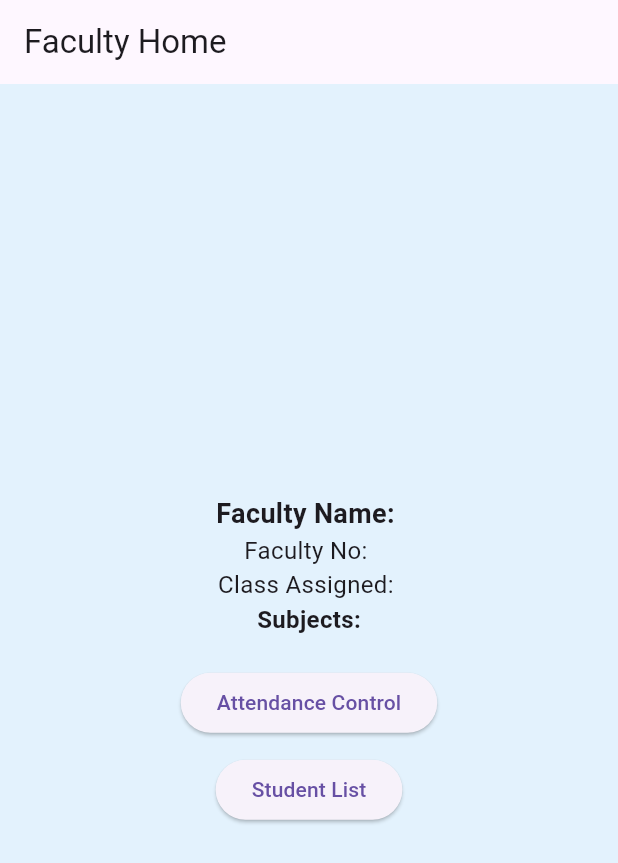
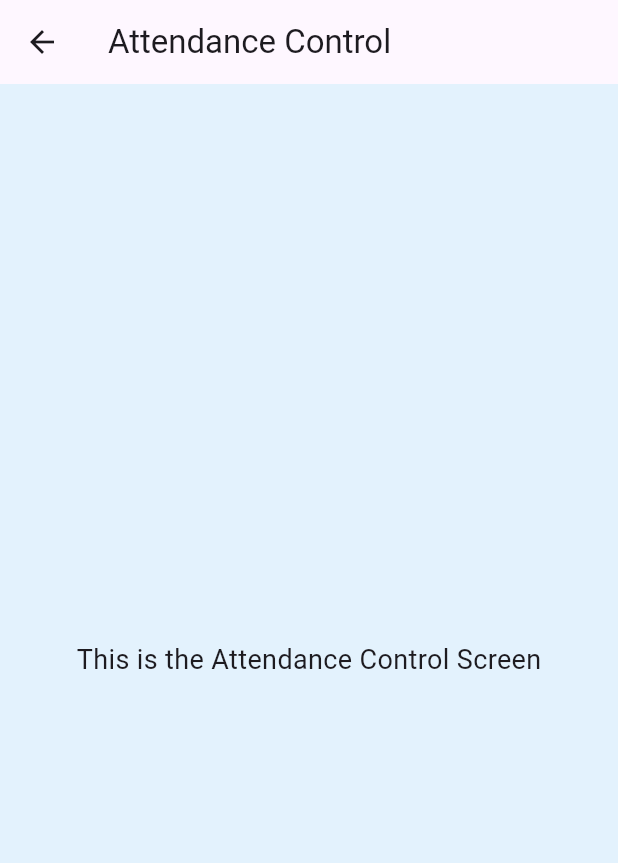
Before and after one commit to ganeshr3120/Smart-attendance-iot-system-with-app, a Flutter app: the FacultyHomeScreen screen opened directly with empty values, after a tap on "Attendance Control", on a phone screen of 412 x 824 dp. Shown: the top 863 px of the screen. Run offline on Flutter 3.47's test engine with Material 3 defaults, Android fonts, the light colour scheme and no system bars; our stand-ins replace shared_preferences; accounts and stored records are empty.

Commit message:
created an attendance screen

```diff
--- /dev/null
+++ b/lib/faculty_attendanceContol.dart
@@ -0,0 +1,18 @@
+import 'package:flutter/material.dart';
+
+class FacultyAttendanceControlScreen extends StatelessWidget {
+  const FacultyAttendanceControlScreen({super.key});
+
+  @override
+  Widget build(BuildContext context) {
+    return Scaffold(
+      appBar: AppBar(title: Text('Attendance Control')),
+      body: Center(
+        child: Text(
+          'This is the Attendance Control Screen',
+          style: TextStyle(fontSize: 18),
+        ),
+      ),
+    );
+  }
+}
--- a/lib/screens/faculty_home.dart
+++ b/lib/screens/faculty_home.dart
@@ -1,5 +1,6 @@
 import 'package:flutter/material.dart';
-import 'faculty_studentList.dart'; // Import the correct student list screen file
+import 'faculty_studentList.dart'; // Import Student List Screen
+import 'package:smart_attendance_system/faculty_attendanceContol.dart'; // Import Attendance Control Screen
 
 class FacultyHomeScreen extends StatelessWidget {
   final Map<String, dynamic> facultyInfo;
@@ -40,17 +41,25 @@ class FacultyHomeScreen extends StatelessWidget {
                   )
                   .toList(),
               SizedBox(height: 20),
+
+              // Navigate to Attendance Control Screen
               ElevatedButton(
                 onPressed: () {
-                  // Navigate to attendance control (Placeholder)
-                  print("Navigate to Attendance Control");
+                  Navigator.push(
+                    context,
+                    MaterialPageRoute(
+                      builder: (context) => FacultyAttendanceControlScreen(),
+                    ),
+                  );
                 },
                 child: Text('Attendance Control'),
               ),
+
               SizedBox(height: 10),
+
+              // Navigate to Student List Screen
               ElevatedButton(
                 onPressed: () {
-                  // Navigate to Student List Screen (faculty_studentList.dart)
                   Navigator.push(
                     context,
                     MaterialPageRoute(
```
